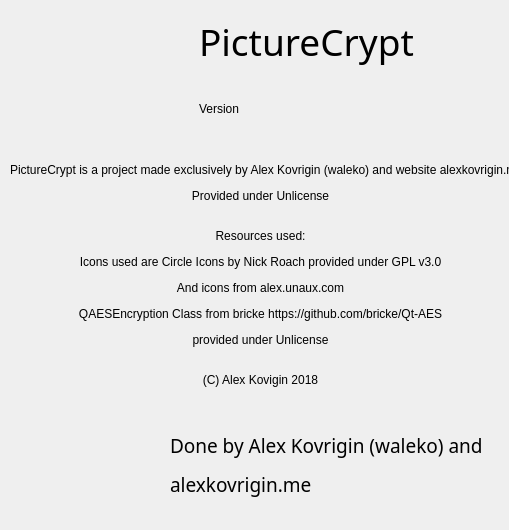
Above: src/aboutpc.ui from waleko/PictureCrypt before the change. Below: the same form after it.
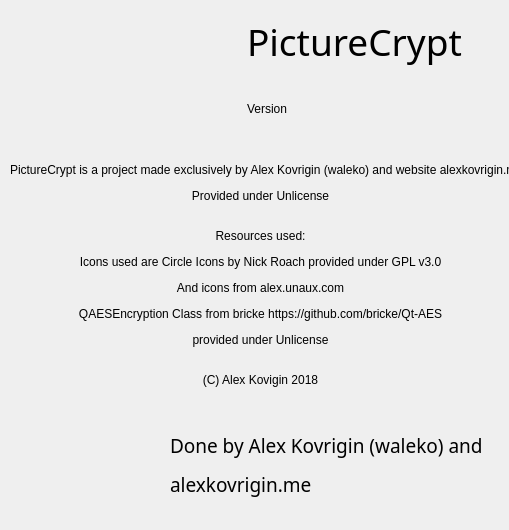
That is the form after the change. Icons and pictures are not drawn.

```diff
--- a/src/aboutpc.ui
+++ b/src/aboutpc.ui
@@ -85,7 +85,7 @@
     <rect>
      <x>70</x>
      <y>10</y>
-     <width>344</width>
+     <width>392</width>
      <height>130</height>
     </rect>
    </property>
```
Left out of the diff: 6 changed lines with no effect on the pictures.
